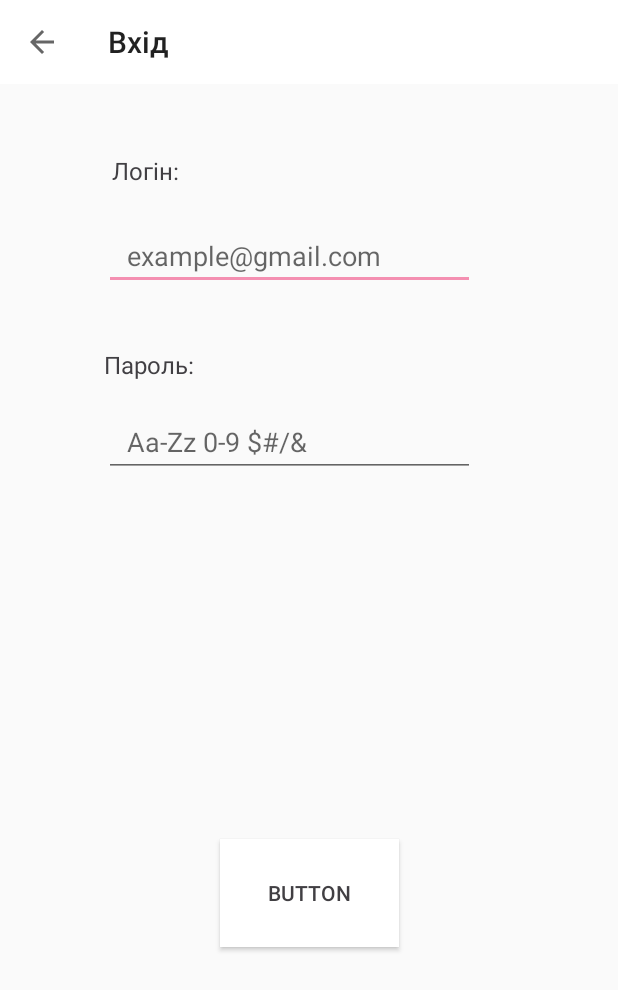
After one commit to FoxsTail/qr_client, an Android app: the LogInActivity screen opened directly, with no data from a screen before it, on a phone screen of 412 x 824 dp. The commit adds this screen. Shown: the top 990 px of the screen. Run offline under Robolectric (Android 15) with nearby library versions, the phone set to English and light mode, and no system bars; libraries missing offline, so code that uses them is left out: lombok.extern.java, org.apache.commons, org.chalup.microorm.

Commit message:
Welcom and Login page

```diff
--- /dev/null
+++ b/app/src/main/java/com/lis/qr_client/activity/LogInActivity.java
@@ -0,0 +1,87 @@
+package com.lis.qr_client.activity;
+
+import android.support.v7.app.AppCompatActivity;
+import android.os.Bundle;
+import android.support.v7.widget.Toolbar;
+import android.view.View;
+import android.view.Window;
+import android.view.WindowManager;
+import android.widget.Button;
+import android.widget.EditText;
+import android.widget.Toast;
+import com.lis.qr_client.R;
+import com.lis.qr_client.utilities.Utility;
+import lombok.extern.java.Log;
+
+@Log
+public class LogInActivity extends AppCompatActivity implements View.OnClickListener {
+
+    private Toolbar toolbar;
+    private EditText et_email, et_password;
+    private Button btn_log_in_the_app;
+
+    Utility utility = new Utility();
+
+    @Override
+    protected void onCreate(Bundle savedInstanceState) {
+        //----Full screen
+        Window window = getWindow();
+        requestWindowFeature(Window.FEATURE_NO_TITLE);
+        window.setFlags(WindowManager.LayoutParams.FLAG_FULLSCREEN,
+                WindowManager.LayoutParams.FLAG_FULLSCREEN);
+        getWindow().addFlags(WindowManager.LayoutParams.FLAG_DIM_BEHIND);
+
+
+        super.onCreate(savedInstanceState);
+        setContentView(R.layout.activity_log_in);
+
+        //---set toolbar
+
+        toolbar = findViewById(R.id.toolbar);
+        if (toolbar != null) {
+            toolbar.setTitle(R.string.log_in);
+            setSupportActionBar(toolbar);
+
+            utility.toolbarSetter(getSupportActionBar(), null, true);
+        }
+
+        //----set views
+        et_email = findViewById(R.id.et_email);
+        et_password = findViewById(R.id.et_password);
+
+        btn_log_in_the_app = findViewById(R.id.btn_log_in_the_app);
+        btn_log_in_the_app.setOnClickListener(this);
+
+
+    }
+
+    @Override
+    public void onClick(View v) {
+        switch (v.getId()) {
+            case R.id.btn_log_in_the_app: {
+                log.info("---Trying to log in the system---");
+
+                String email = et_email.getText().toString();
+                String password = et_password.getText().toString();
+
+                /*check if fields are not null*/
+                if (email.equals("")) {
+                    Toast.makeText(this, getString(R.string.toast_enter_email), Toast.LENGTH_SHORT).show();
+                } else if (password.equals("")) {
+                    Toast.makeText(this, getString(R.string.toast_enter_password), Toast.LENGTH_SHORT).show();
+
+                } else {
+
+                /*email and password validation*/
+
+                /*prepare data*/
+                    Toast.makeText(this, getString(R.string.ok), Toast.LENGTH_SHORT).show();
+
+                /*make a request*/
+
+                }
+                break;
+            }
+        }
+    }
+}
--- a/app/src/main/res/drawable/ripple.xml
+++ b/app/src/main/res/drawable/ripple.xml
@@ -11,7 +11,7 @@
         <shape android:shape="ring">
 
             <solid android:color="#fff"/>
-            <corners android:radius="3dp"/>
+            <corners android:radius="30dp"/>
         </shape>
     </item>
 </ripple>
--- /dev/null
+++ b/app/src/main/res/layout/activity_log_in.xml
@@ -0,0 +1,64 @@
+<?xml version="1.0" encoding="utf-8"?>
+<android.support.constraint.ConstraintLayout
+        xmlns:android="http://schemas.android.com/apk/res/android"
+        xmlns:tools="http://schemas.android.com/tools"
+        xmlns:app="http://schemas.android.com/apk/res-auto"
+        android:layout_width="match_parent"
+        android:layout_height="match_parent"
+        tools:context="com.lis.qr_client.activity.LogInActivity" android:background="@color/colorLightGrey">
+    <include android:id="@+id/toolbar" layout="@layout/toolbar"/>
+    <TextView
+            android:text="@string/login"
+            android:layout_width="wrap_content"
+            android:layout_height="wrap_content"
+            android:id="@+id/tv_label_login" app:layout_constraintTop_toTopOf="parent"
+            android:layout_marginTop="97dp" android:layout_marginLeft="69dp"
+            app:layout_constraintLeft_toLeftOf="parent" android:textSize="16sp" android:padding="5dp"
+            android:textColor="@color/colorDark"/>
+    <EditText
+            android:layout_width="247dp"
+            android:layout_height="45dp"
+            android:inputType="textEmailAddress"
+            android:text=""
+            android:paddingStart="@dimen/edit_text_start_padding"
+            android:ems="10"
+            android:id="@+id/et_email"
+            android:layout_marginLeft="69dp" app:layout_constraintLeft_toLeftOf="parent"
+            android:layout_marginTop="18dp" app:layout_constraintTop_toBottomOf="@+id/tv_label_login"
+            android:hint="@string/email_example"
+            android:maxLength="50"/>
+
+    <TextView
+            android:text="@string/password"
+            android:layout_width="wrap_content"
+            android:layout_height="wrap_content"
+            android:id="@+id/tv_label_password" app:layout_constraintTop_toTopOf="parent"
+            android:layout_marginTop="232dp" android:layout_marginLeft="69dp"
+            app:layout_constraintLeft_toLeftOf="parent" android:textSize="16sp" android:textColor="@color/colorDark"/>
+
+    <EditText
+            android:layout_width="247dp"
+            android:layout_height="46dp"
+            android:inputType="textPassword"
+            android:ems="10"
+            android:paddingStart="@dimen/edit_text_start_padding"
+            android:id="@+id/et_password" android:layout_marginTop="18dp"
+            app:layout_constraintTop_toBottomOf="@+id/tv_label_password" android:layout_marginLeft="69dp"
+            app:layout_constraintLeft_toLeftOf="parent"
+            android:hint="@string/password_example" android:maxLength="20"/>
+
+    <Button
+            android:text="Button"
+            android:layout_width="119dp"
+            android:layout_height="72dp" android:id="@+id/btn_log_in_the_app"
+            android:background="@drawable/ripple" android:padding="@dimen/button_padding"
+            android:textColor="@color/colorDark"
+            android:layout_marginLeft="8dp"
+            app:layout_constraintLeft_toLeftOf="parent" android:layout_marginRight="8dp"
+            app:layout_constraintRight_toRightOf="parent" app:layout_constraintBottom_toBottomOf="parent"
+            android:layout_marginBottom="74dp" app:layout_constraintHorizontal_bias="0.502"
+            android:layout_marginTop="8dp" app:layout_constraintTop_toBottomOf="@+id/et_password"
+            app:layout_constraintVertical_bias="0.663"/>
+
+
+</android.support.constraint.ConstraintLayout>
--- a/app/src/main/res/layout/activity_main_menu.xml
+++ b/app/src/main/res/layout/activity_main_menu.xml
@@ -3,7 +3,7 @@
              xmlns:android="http://schemas.android.com/apk/res/android"
              android:layout_width="match_parent"
              android:id="@+id/frame_main_layout"
-             android:foreground="@color/colorBlack">
+             >
 
     <android.support.constraint.ConstraintLayout android:id="@+id/main_menu_layout"
                                                  xmlns:android="http://schemas.android.com/apk/res/android"
--- a/app/src/main/res/values/colors.xml
+++ b/app/src/main/res/values/colors.xml
@@ -1,7 +1,7 @@
 <?xml version="1.0" encoding="utf-8"?>
 <resources>
     <color name="colorPrimary">#303f9f</color>
-    <color name="colorPrimary30">#4D303f9f</color>
+    <color name="colorPrimary30">#4d303f9f</color>
     <color name="colorPrimaryDark">#001970</color>
     <color name="colorSecondary">#bbdefb</color>
     <color name="colorAccent">#f48fb1</color>
--- a/app/src/main/res/values/dimens.xml
+++ b/app/src/main/res/values/dimens.xml
@@ -2,4 +2,6 @@
 <resources>
     <dimen name="textSize">18sp</dimen>
     <dimen name="check_pic_size">15dp</dimen>
+    <dimen name="button_padding">20dp</dimen>
+    <dimen name="edit_text_start_padding">15dp</dimen>
 </resources>
--- a/app/src/main/res/values/strings.xml
+++ b/app/src/main/res/values/strings.xml
@@ -69,4 +69,11 @@
     <string name="equipment_already_scanned">Обладнання с номером %1$s вжу сканувалося</string>
     <string name="equipment_in_the_other_room">Обладнання знайдено в інший кімнаті</string>
     <string name="equipment_not_found">Обладнання не знайдено!</string>
+    <string name="log_in">Вхід</string>
+    <string name="sign_up">Реєстрація</string>
+    <string name="login">Логін:</string>
+    <string name="email_example">example@gmail.com</string>
+    <string name="password_example"><![CDATA[Aa-Zz 0-9 $#/&]]></string>
+    <string name="toast_enter_email">Введіть email!</string>
+    <string name="toast_enter_password">Введіть пароль!</string>
 </resources>
```
Also changed, not shown: app/build.gradle (+4 -6 lines), app/src/main/AndroidManifest.xml (+15 -37 lines), app/src/main/java/com/lis/qr_client/activity/SignUpActivity.java (added, +40 -0 lines), app/src/main/java/com/lis/qr_client/activity/WelcomeActivity.java (added, +96 -0 lines), app/src/main/res/layout/activity_sign_up.xml (added, +12 -0 lines), app/src/main/res/layout/activity_welcome.xml (added, +62 -0 lines), 4 other files.
